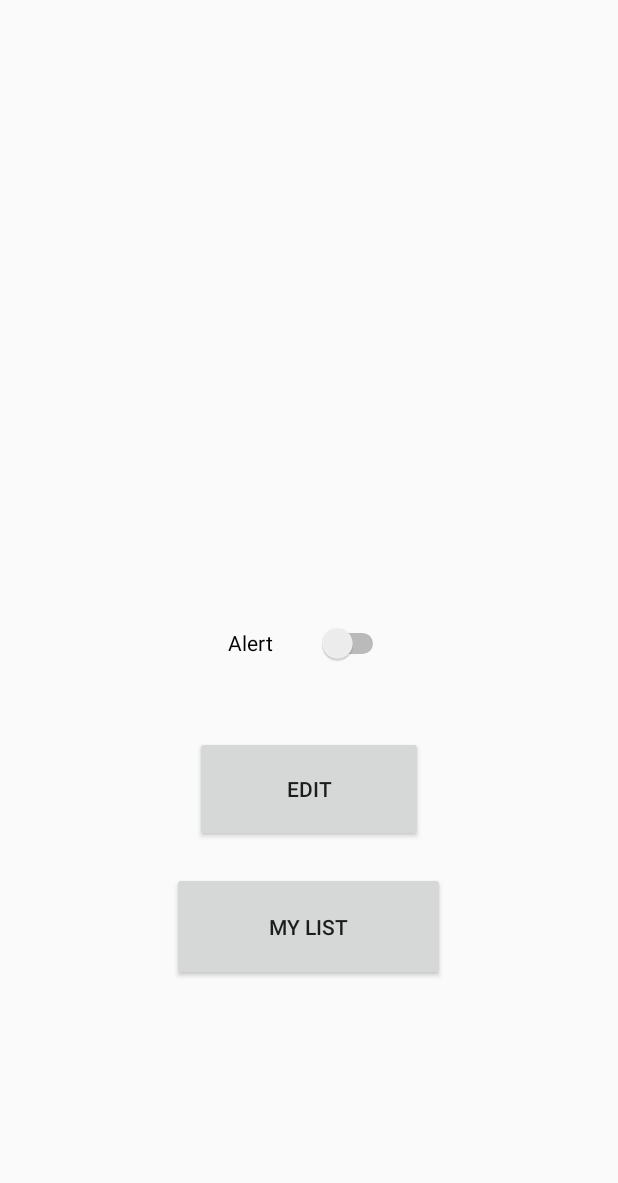
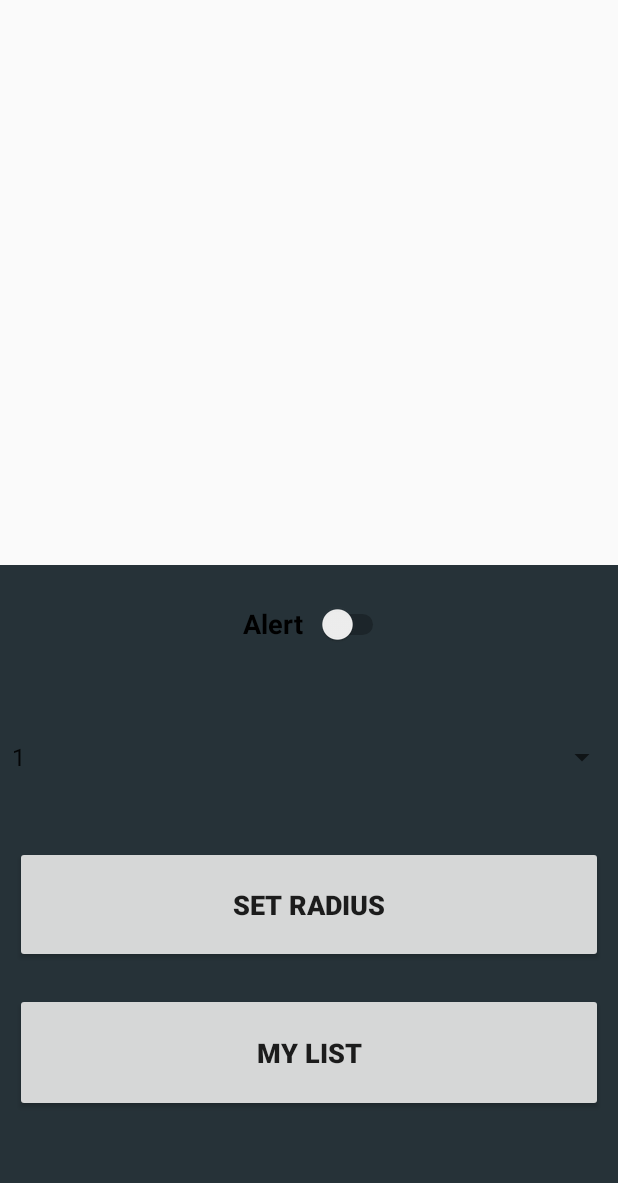
Before and after one commit to kelsheyk/trackerApp, an Android app: the SingleTrackActivity screen opened directly, with no data from a screen before it, on a phone screen of 412 x 824 dp, the part 53-1236 px from its top. Run offline under Robolectric (Android 15) with nearby library versions, the phone set to English and light mode, and no system bars.

Commit message:
Single tracker progress: transition to alerts valid times

```diff
--- a/android-tracker/app/src/main/java/com/example/android_tracker/SingleTrackActivity.java
+++ b/android-tracker/app/src/main/java/com/example/android_tracker/SingleTrackActivity.java
@@ -1,46 +1,149 @@
 package com.example.android_tracker;
 
+import android.content.Context;
+import android.content.Intent;
+import android.support.design.widget.TabLayout;
 import android.support.v4.app.FragmentActivity;
 import android.os.Bundle;
+import android.util.Log;
+import android.view.View;
+import android.widget.ArrayAdapter;
+import android.widget.Spinner;
+import android.widget.Toast;
 
 import com.google.android.gms.maps.CameraUpdateFactory;
 import com.google.android.gms.maps.GoogleMap;
+import com.google.android.gms.maps.MapFragment;
 import com.google.android.gms.maps.OnMapReadyCallback;
 import com.google.android.gms.maps.SupportMapFragment;
 import com.google.android.gms.maps.model.LatLng;
+import com.google.android.gms.maps.model.Marker;
 import com.google.android.gms.maps.model.MarkerOptions;
 
-public class SingleTrackActivity extends FragmentActivity implements OnMapReadyCallback {
+import java.util.Timer;
+import java.util.TimerTask;
+import java.util.concurrent.TimeUnit;
 
+public class SingleTrackActivity extends FragmentActivity implements View.OnClickListener
+{
+    private Timer timer;
     private GoogleMap mMap;
+    private Spinner radius;
+    private Context context = this;
+    private Intent userDataIntent;
+    private Marker oldOriginMarker;
 
     @Override
     protected void onCreate(Bundle savedInstanceState) {
         super.onCreate(savedInstanceState);
         setContentView(R.layout.activity_single_track);
-        // Obtain the SupportMapFragment and get notified when the map is ready to be used.
-        SupportMapFragment mapFragment = (SupportMapFragment) getSupportFragmentManager()
-                .findFragmentById(R.id.map);
-        mapFragment.getMapAsync(this);
+
+        userDataIntent = getIntent();
+
+        radius = (Spinner) findViewById(R.id.radius_spinner);
+        findViewById(R.id.single_mylist_button).setOnClickListener(this);
+        findViewById(R.id.single_set_area_button).setOnClickListener(this);
+
+        Integer[] items = new Integer[]{1,2,5,10,50,10,200,400,1000,2000};
+        ArrayAdapter<Integer> adapter = new ArrayAdapter<Integer>(this,android.R.layout.simple_spinner_item, items);
+        radius.setAdapter(adapter);
     }
 
+    @Override
+    public void onResume()
+    {
+        super.onResume();
 
-    /**
-     * Manipulates the map once available.
-     * This callback is triggered when the map is ready to be used.
-     * This is where we can add markers or lines, add listeners or move the camera. In this case,
-     * we just add a marker near Sydney, Australia.
-     * If Google Play services is not installed on the device, the user will be prompted to install
-     * it inside the SupportMapFragment. This method will only be triggered once the user has
-     * installed Google Play services and returned to the app.
-     */
+        if(timer != null)
+        {
+            timer.cancel();
+        }
+
+        timer = new Timer();
+        timer.scheduleAtFixedRate(new TimerTask() {
+            synchronized public void run()
+            {
+                runOnUiThread(new Runnable() {
+                    @Override
+                    public void run() {
+                        // Obtain the MapFragment and get notified when the map is ready to be used.
+                        MapFragment mapFragment = (MapFragment) getFragmentManager().findFragmentById(R.id.single_map);
+                        mapFragment.getMapAsync(new OnMapReadyCallback()
+                        {
+                            @Override
+                            public void onMapReady(GoogleMap googleMap)
+                            {
+                                mMap = googleMap;
+                                AsyncHttp handler = new AsyncHttp(context, null, userDataIntent);
+                                TabLayout mTabLayout = findViewById(R.id.tabs);
+
+                                // Request trackees information every 15 seconds
+                                // TODO: Request the selected group/tab data
+                                // Need to pull the user's: name, email, phone, lat, lon
+                                String name = handler.getTrackedUserData();
+                                Log.i("---->", "run");
+
+                                LatLng loc = new LatLng(-33.867+20*.005, 151.206-20*.005);
+                                mMap.addMarker(new MarkerOptions().title(name).snippet("In Australia.").position(loc));
+                                mMap.moveCamera(CameraUpdateFactory.newLatLngZoom(loc, 13));
+
+                                mMap.setOnMapClickListener(new GoogleMap.OnMapClickListener(){
+                                    @Override
+                                    public void onMapClick(LatLng point)
+                                    {
+                                        // TODO Auto-generated method stub
+                                        if(oldOriginMarker != null)
+                                        {
+                                            oldOriginMarker.remove();
+                                        }
+
+                                        oldOriginMarker = mMap.addMarker(new MarkerOptions().position(point).title("Alert Origin"));
+                                    }
+                                });
+                            }
+                        });
+                    }
+                });
+            }
+        }, TimeUnit.SECONDS.toMillis(0), TimeUnit.SECONDS.toMillis(15));
+    }
+
     @Override
-    public void onMapReady(GoogleMap googleMap) {
-        mMap = googleMap;
+    public void onPause()
+    {
+        super.onPause();
+        if(timer != null)
+        {
+            Log.i("---->", "Cancel Event s");
+            timer.cancel();
+        }
+    }
 
-        // Add a marker in Sydney and move the camera
-        LatLng sydney = new LatLng(-34, 151);
-        mMap.addMarker(new MarkerOptions().position(sydney).title("Marker in Sydney"));
-        mMap.moveCamera(CameraUpdateFactory.newLatLng(sydney));
+    @Override
+    public void onClick(View v)
+    {
+        switch (v.getId())
+        {
+            case R.id.single_set_area_button:
+            {
+                if(oldOriginMarker == null || radius.getSelectedItem() == null)
+                {
+                    Toast.makeText(context, "Origin or radius not selected on map!", Toast.LENGTH_SHORT).show();
+                    return;
+                }
+                Log.i("===> ", "Val = " + radius.getSelectedItem().toString());
+                break;
+            }
+            case R.id.single_mylist_button:
+            {
+                this.finish();
+                break;
+            }
+            default:
+            {
+
+                break;
+            }
+        }
     }
 }
--- a/android-tracker/app/src/main/res/layout/activity_single_track.xml
+++ b/android-tracker/app/src/main/res/layout/activity_single_track.xml
@@ -9,16 +9,17 @@
     android:orientation="vertical" >
 
     <fragment
-        android:id="@+id/map"
-        android:name="com.google.android.gms.maps.SupportMapFragment"
+        android:id="@+id/single_map"
+        android:name="com.google.android.gms.maps.MapFragment"
+        android:layout_width="match_parent"
         android:layout_height="match_parent"
-        android:layout_width="match_parent"
-        android:layout_weight="50"/>
+        android:layout_weight="50" />
 
     <LinearLayout
         android:layout_width="match_parent"
         android:layout_height="match_parent"
         android:layout_weight="50"
+        android:background="@color/blue_grey_900"
         android:orientation="vertical"
         android:weightSum="1">
 
@@ -26,28 +27,45 @@
             android:id="@+id/alert_switch"
             android:layout_width="107dp"
             android:layout_height="wrap_content"
+            android:layout_gravity="center"
+            android:layout_margin="10dp"
+            android:layout_weight="0.25"
             android:text="Alert"
-            android:layout_gravity="center"
+            android:textAlignment="center"
+            android:textSize="18sp"
+            android:textStyle="bold" />
+
+        <Spinner
+            android:id="@+id/radius_spinner"
+            android:layout_width="match_parent"
+            android:layout_height="67dp"
             android:layout_weight="0.25"
-            android:layout_margin="10dp"/>
+            android:dropDownWidth="match_parent"
+            android:popupBackground="@color/blue_grey_500" />
 
         <Button
-            android:id="@+id/edit_button"
-            android:layout_width="152dp"
-            android:layout_height="wrap_content"
-            android:text="Edit"
+            android:id="@+id/single_set_area_button"
+            android:layout_width="match_parent"
+            android:layout_height="66dp"
             android:layout_gravity="center"
+            android:layout_margin="10dp"
             android:layout_weight="0.10"
-            android:layout_margin="10dp"/>
+            android:text="SET RADIUS"
+            android:textAlignment="center"
+            android:textSize="18sp"
+            android:textStyle="bold" />
 
         <Button
-            android:id="@+id/mylist_button"
-            android:layout_width="182dp"
-            android:layout_height="wrap_content"
+            android:id="@+id/single_mylist_button"
+            android:layout_width="match_parent"
+            android:layout_height="66dp"
+            android:layout_gravity="center"
+            android:layout_margin="10dp"
+            android:layout_weight="0.11"
             android:text="My List"
-            android:layout_gravity="center"
-            android:layout_weight="0.11"
-            android:layout_margin="10dp"/>
+            android:textAlignment="center"
+            android:textSize="18sp"
+            android:textStyle="bold" />
 
     </LinearLayout>
 </LinearLayout>
--- a/android-tracker/app/src/main/res/values/colors.xml
+++ b/android-tracker/app/src/main/res/values/colors.xml
@@ -3,7 +3,7 @@
     <color name="colorPrimary">#3F51B5</color>
     <color name="colorPrimaryDark">#303F9F</color>
     <color name="colorAccent">#FF4081</color>
-    <color name="blue_grey_500">#607D8B</color>
+    <color name="blue_grey_500">#607d8b</color>
     <color name="blue_grey_600">#546e7a</color>
     <color name="blue_grey_700">#455a64</color>
     <color name="blue_grey_800">#37474F</color>
```
Also changed, not shown: android-tracker/app/src/main/java/com/example/android_tracker/AsyncHttp.java (+26 -3 lines), android-tracker/app/src/main/java/com/example/android_tracker/MyListActivity.java (+48 -92 lines), android-tracker/app/src/main/java/com/example/android_tracker/TrackeeButton.java (+6 -6 lines).
